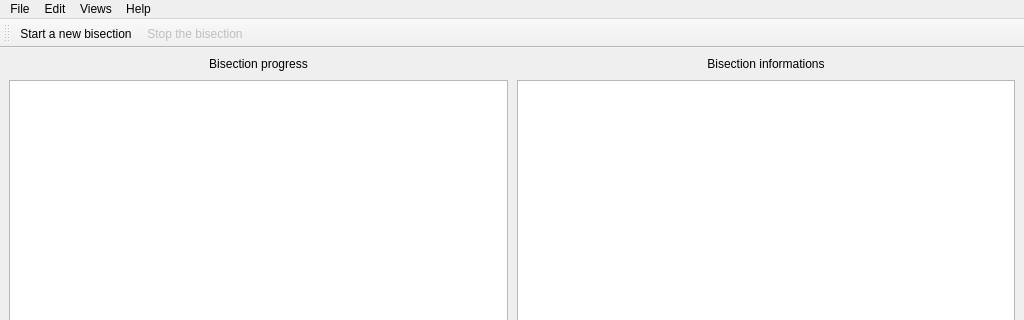
Before: the Qt Designer form gui/mozregui/ui/mainwindow.ui in mozilla/mozregression, drawn with Qt 5; both pictures show x 0 to 1024 and y 0 to 320 of the 1024 by 768 pixel window.
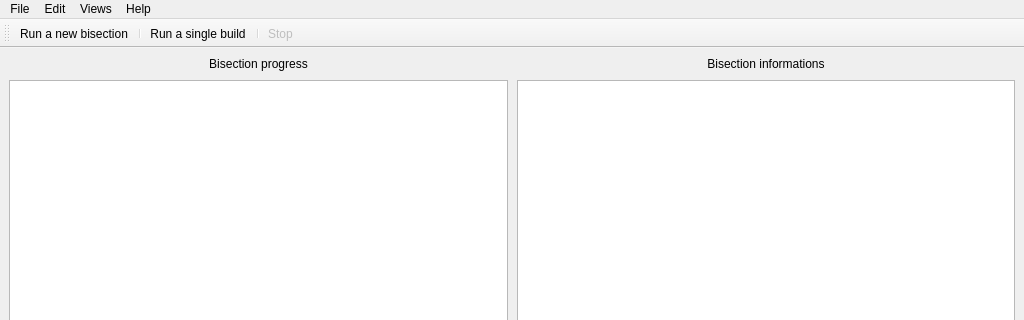
After: the same form once the commit is applied. Icons and pictures are not drawn. Custom widgets are drawn as their Qt base class.

Commit message:
[GUI] Add wizard for single build run
Also change the icon for the start bisection action, and do not
run the bisection wizard automatically anymore.

What changed in the file:
```diff
--- a/gui/mozregui/ui/mainwindow.ui
+++ b/gui/mozregui/ui/mainwindow.ui
@@ -139,6 +139,9 @@
     <bool>false</bool>
    </attribute>
    <addaction name="actionStart_a_new_bisection"/>
+   <addaction name="separator"/>
+   <addaction name="actionRun_a_single_build"/>
+   <addaction name="separator"/>
    <addaction name="actionStop_the_bisection"/>
   </widget>
   <widget class="QDockWidget" name="logDockWidget">
@@ -173,7 +176,7 @@
      <normaloff>:/app_icon.png</normaloff>:/app_icon.png</iconset>
    </property>
    <property name="text">
-    <string>Start a new bisection</string>
+    <string>Run a new bisection</string>
    </property>
    <property name="iconVisibleInMenu">
     <bool>true</bool>
@@ -198,7 +201,10 @@
      <normaloff>:/stop.png</normaloff>:/stop.png</iconset>
    </property>
    <property name="text">
-    <string>Stop the bisection</string>
+    <string>Stop</string>
+   </property>
+   <property name="toolTip">
+    <string>Stop bisection or single build run</string>
    </property>
    <property name="iconVisibleInMenu">
     <bool>true</bool>
@@ -231,6 +237,21 @@
     <string>Log view</string>
    </property>
   </action>
+  <action name="actionRun_a_single_build">
+   <property name="icon">
+    <iconset resource="../../resources.qrc">
+     <normaloff>:/s.png</normaloff>:/s.png</iconset>
+   </property>
+   <property name="text">
+    <string>Run a single build</string>
+   </property>
+   <property name="toolTip">
+    <string>Run a single build</string>
+   </property>
+   <property name="iconVisibleInMenu">
+    <bool>true</bool>
+   </property>
+  </action>
  </widget>
  <customwidgets>
   <customwidget>
```
Left out of the diff: 35 changed lines with no effect on the pictures. The commit also changes 5 other files.
